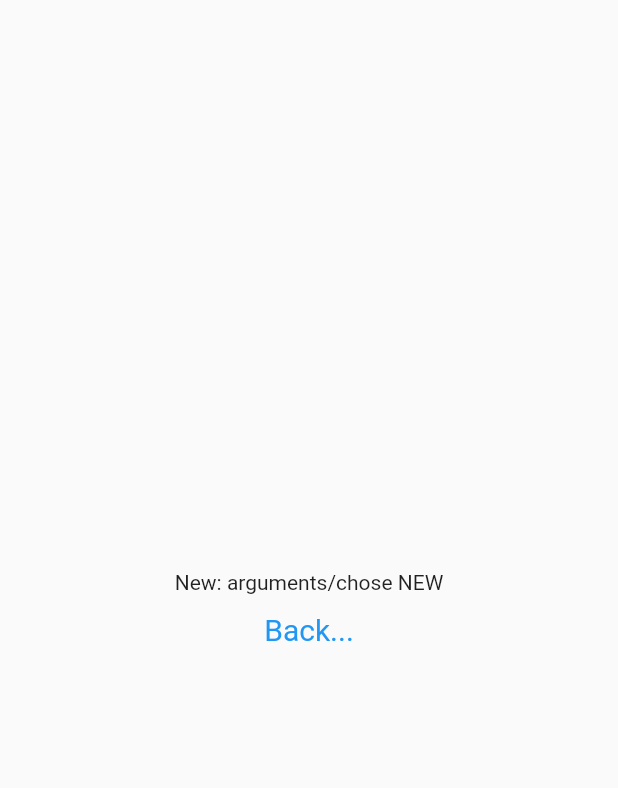
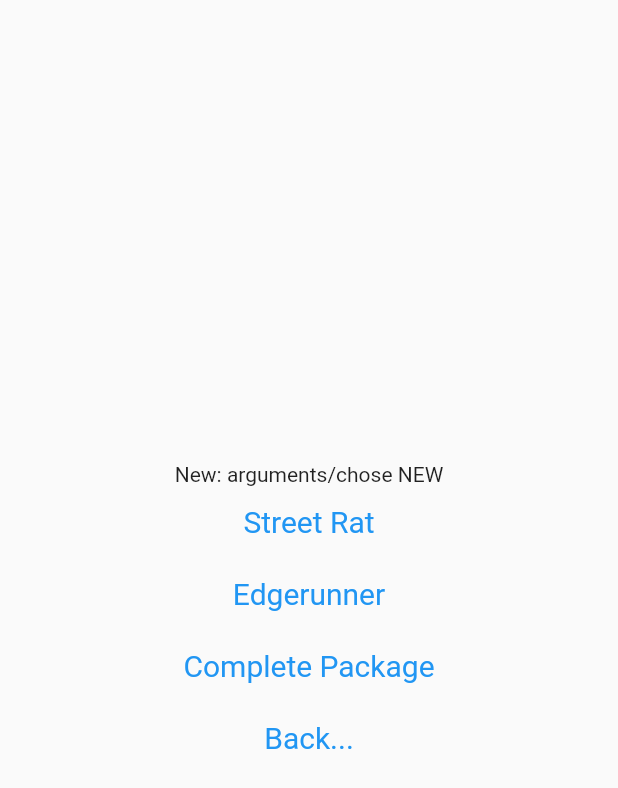
Before and after one commit to jeepy33/CS1635-Fall2022, a Flutter app: the screen it shows after launch, after a tap on "New Edgerunner", on a phone screen of 412 x 824 dp. Shown: the top 788 px of the screen. Run offline on Flutter 3.47's test engine with Material 2 defaults, Android fonts, the light colour scheme and no system bars.

Commit message:
Added templates navigation
Added 3 constants, and router for all three cahracter templates as well as tempaltes page and buttons.

```diff
--- a/cybersheet/lib/constants.dart
+++ b/cybersheet/lib/constants.dart
@@ -1,4 +1,7 @@
 /// This file contains all constant variables used in the cybersheet application
 const String homeRoute = '/';
-const String newCharRoute = '/new';
-const String editCharRoute = '/edit';
+const String newCharRoute = homeRoute + "new";
+const String templatesRouteSR = newCharRoute + "/templates";
+const String templatesRouteER = newCharRoute + "/templates";
+const String templatesRouteCP = newCharRoute + "/templates";
+const String editCharRoute = homeRoute + "/edit";
--- a/cybersheet/lib/main.dart
+++ b/cybersheet/lib/main.dart
@@ -75,6 +75,66 @@ class newChar extends StatelessWidget {
                 textStyle: const TextStyle(fontSize: 20),
               ),
               onPressed: () {
+                Navigator.pushNamed(context, templatesRouteSR,
+                    arguments: 'arguments/chose Templates');
+              },
+              child: const Text('Street Rat'),
+            ),
+            TextButton(
+              style: TextButton.styleFrom(
+                textStyle: const TextStyle(fontSize: 20),
+              ),
+              onPressed: () {
+                Navigator.pushNamed(context, templatesRouteER,
+                    arguments: 'arguments/chose Templates');
+              },
+              child: const Text('Edgerunner'),
+            ),
+            TextButton(
+              style: TextButton.styleFrom(
+                textStyle: const TextStyle(fontSize: 20),
+              ),
+              onPressed: () {
+                Navigator.pushNamed(context, templatesRouteCP,
+                    arguments: 'arguments/chose Templates');
+              },
+              child: const Text('Complete Package'),
+            ),
+            TextButton(
+              style: TextButton.styleFrom(
+                textStyle: const TextStyle(fontSize: 20),
+              ),
+              onPressed: () {
+                Navigator.pop(context);
+              },
+              child: const Text('Back...'),
+            )
+          ],
+        ),
+      ),
+    );
+  }
+}
+
+class TemplatesPage extends StatelessWidget {
+  final String data;
+
+  TemplatesPage(this.data);
+
+  @override
+  Widget build(BuildContext context) {
+    return Scaffold(
+      body: Center(
+        child: Column(
+          mainAxisAlignment: MainAxisAlignment.center,
+          crossAxisAlignment: CrossAxisAlignment.center,
+          children: <Widget>[
+            Text('Templates: $data'),
+            TextButton(
+              style: TextButton.styleFrom(
+                textStyle: const TextStyle(fontSize: 20),
+              ),
+              onPressed: () {
                 Navigator.pop(context);
               },
               child: const Text('Back...'),
--- a/cybersheet/lib/router.dart
+++ b/cybersheet/lib/router.dart
@@ -14,6 +14,15 @@ class Router {
       case editCharRoute:
         var data = settings.arguments as String;
         return MaterialPageRoute(builder: (_) => editChar(data));
+      case templatesRouteSR:
+        var data = settings.arguments as String;
+        return MaterialPageRoute(builder: (_) => TemplatesPage(data));
+      case templatesRouteER:
+        var data = settings.arguments as String;
+        return MaterialPageRoute(builder: (_) => TemplatesPage(data));
+      case templatesRouteCP:
+        var data = settings.arguments as String;
+        return MaterialPageRoute(builder: (_) => TemplatesPage(data));
       default:
         return MaterialPageRoute(
             builder: (_) => Scaffold(
```
